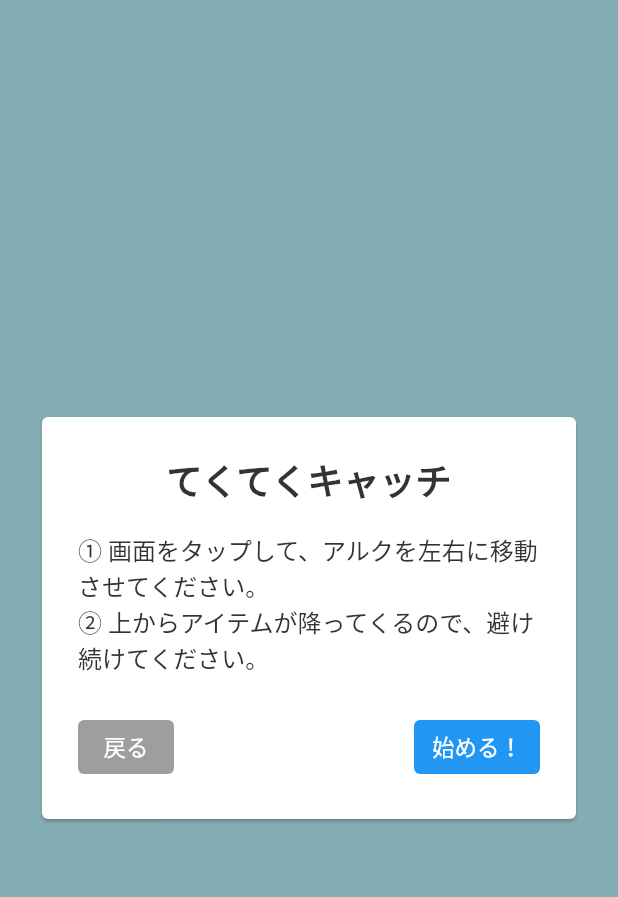
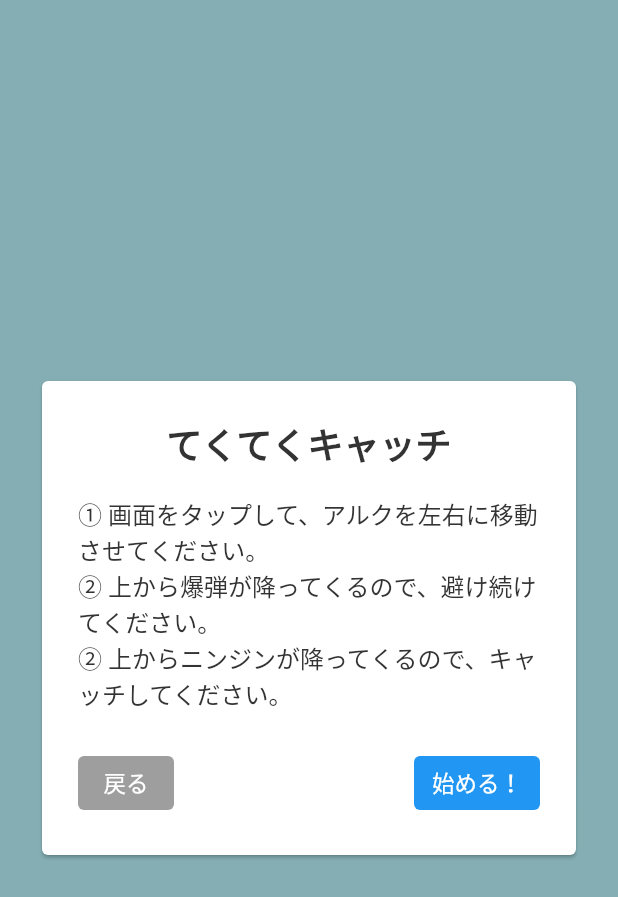
Before and after one commit to agora-creation/to_walk_app, a Flutter app: the CatchGameStart widget shown alone on an empty page, opened directly with empty values, on a phone screen of 412 x 824 dp. Shown: the top 897 px of the screen. Run offline on Flutter 3.47's test engine with Material 2 defaults, Android fonts, the phone set to English and light mode, and no system bars; our stand-ins replace cloud_firestore, firebase_auth, firebase_core, flutter_datetime_picker, google_nav_bar, introduction_screen and 5 more; missing offline and left inert: age_calculator, bottom_picker, flame, flame_forge2d, health; accounts and stored records are empty; Roboto replaces fonts that are missing (TsunagiGothic); statements that could not run were skipped.

Commit message:
20230416 commit

```diff
--- a/lib/games/catch/game.dart
+++ b/lib/games/catch/game.dart
@@ -10,6 +10,7 @@ import 'package:to_walk_app/games/catch/objects/fall_item.dart';
 import 'package:to_walk_app/games/catch/objects/ground.dart';
 import 'package:to_walk_app/games/catch/ui/game_end.dart';
 import 'package:to_walk_app/games/catch/ui/game_start.dart';
+import 'package:to_walk_app/games/catch/ui/game_ui.dart';
 import 'package:to_walk_app/games/common.dart';
 import 'package:to_walk_app/games/resources.dart';
 
@@ -58,6 +59,7 @@ class CatchGame extends Forge2DGame with TapDetector {
     )..positionType = PositionType.viewport;
     add(bg);
     add(GroundObject());
+    add(CatchGameUI());
     controller = GameController();
     add(controller);
     timer = TimerComponent(
@@ -92,8 +94,4 @@ class CatchGame extends Forge2DGame with TapDetector {
     double tapX = info.eventPosition.game.x;
     controller.player.move(tapX);
   }
-
-  void addScore(int value) {
-    controller.score += value;
-  }
 }
--- a/lib/games/catch/game_controller.dart
+++ b/lib/games/catch/game_controller.dart
@@ -2,7 +2,6 @@ import 'package:flame/components.dart';
 import 'package:to_walk_app/games/catch/game.dart';
 import 'package:to_walk_app/games/catch/json_utils.dart';
 import 'package:to_walk_app/games/catch/objects/player.dart';
-import 'package:to_walk_app/games/catch/ui/game_ui.dart';
 
 class GameController extends Component with HasGameRef<CatchGame> {
   int score = 0;
@@ -22,10 +21,13 @@ class GameController extends Component with HasGameRef<CatchGame> {
   }
 
   Future<void> setPlayer() async {
-    add(CatchGameUI());
     player = PlayerObject();
     await add(player);
   }
 
   void onTick() {}
+
+  void addScore(int value) {
+    score += value;
+  }
 }
--- a/lib/games/catch/json_utils.dart
+++ b/lib/games/catch/json_utils.dart
@@ -8,7 +8,6 @@ class JsonUtils {
     Map<String, dynamic> resolution = {};
     String res = await rootBundle.loadString('assets/json/catch_game.json');
     final data = await json.decode(res);
-    resolution['game_data']['resolution'];
     return data;
   }
 
--- a/lib/games/catch/objects/fall_item.dart
+++ b/lib/games/catch/objects/fall_item.dart
@@ -40,12 +40,12 @@ class FallItemObject extends BodyComponent<CatchGame> with ContactCallbacks {
     super.beginContact(other, contact);
     isCollision = true;
     if (other is GroundObject) {
-      gameRef.addScore(10);
+      gameRef.controller.addScore(10);
       findGame()?.overlays.add('GameEnd');
       findGame()?.paused = true;
     }
     if (other is PlayerObject) {
-      gameRef.addScore(20);
+      gameRef.controller.addScore(20);
       findGame()?.overlays.add('GameEnd');
       findGame()?.paused = true;
     }
--- a/lib/games/catch/ui/game_start.dart
+++ b/lib/games/catch/ui/game_start.dart
@@ -45,7 +45,13 @@ class CatchGameStart extends StatelessWidget {
                       ),
                     ),
                     const Text(
-                      '② 上からアイテムが降ってくるので、避け続けてください。',
+                      '② 上から爆弾が降ってくるので、避け続けてください。',
+                      style: TextStyle(
+                        fontSize: 16,
+                      ),
+                    ),
+                    const Text(
+                      '② 上からニンジンが降ってくるので、キャッチしてください。',
                       style: TextStyle(
                         fontSize: 16,
                       ),
@@ -68,7 +74,6 @@ class CatchGameStart extends StatelessWidget {
                           onPressed: () async {
                             game.overlays.remove('GameStart');
                             game.paused = false;
-
                             await game.controller.setPlayer();
                           },
                         ),
--- a/lib/screens/game.dart
+++ b/lib/screens/game.dart
@@ -31,7 +31,7 @@ class _GameScreenState extends State<GameScreen> {
           const SizedBox(height: 8),
           GameListTile(
             labelText: 'てくてくキャッチ',
-            scoreText: '${Scores.data['catchScore']}',
+            scoreText: '${Scores.data['catchScore']}本',
             onTap: () => pushReplacementScreen(
               context,
               const CatchGameWidget(),
--- a/pubspec.yaml
+++ b/pubspec.yaml
@@ -46,6 +46,7 @@ flutter:
   uses-material-design: true
 
   assets:
+    - assets/json/
     - assets/images/
     - assets/images/games/
     - assets/game_config.json
```
Also changed, not shown: lib/games/catch/ui/game_ui.dart (+3 -4 lines).
